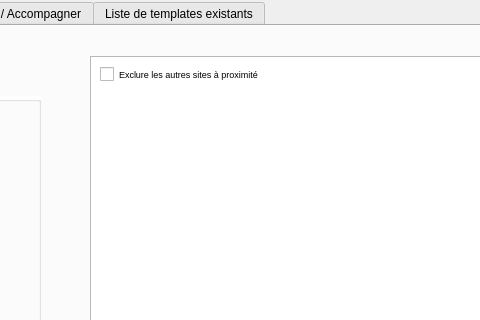
Above: map_cen_dialog_base.ui from CEN-Nouvelle-Aquitaine/MapCEN before the change; both pictures show x 342 to 822 and y 0 to 320 of the 1150 by 778 pixel window. Below: the same form after it.
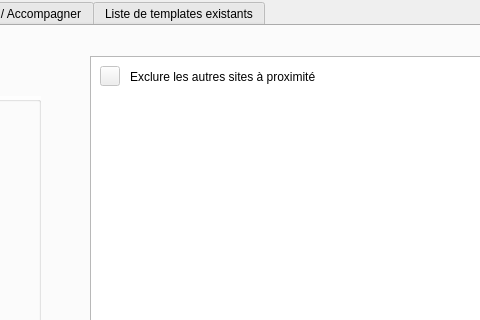
That is the form after the change. Icons and pictures are not drawn. Custom widgets are drawn as their Qt base class.

What changed in the file:
```diff
--- a/map_cen_dialog_base.ui
+++ b/map_cen_dialog_base.ui
@@ -621,27 +621,6 @@
       </size>
      </property>
     </widget>
-    <widget class="QCheckBox" name="checkBox_2">
-     <property name="geometry">
-      <rect>
-       <x>440</x>
-       <y>40</y>
-       <width>281</width>
-       <height>17</height>
-      </rect>
-     </property>
-     <property name="font">
-      <font>
-       <pointsize>7</pointsize>
-      </font>
-     </property>
-     <property name="toolTip">
-      <string/>
-     </property>
-     <property name="text">
-      <string>Exclure les autres sites à proximité</string>
-     </property>
-    </widget>
     <widget class="QCommandLinkButton" name="commandLinkButton_7">
      <property name="geometry">
       <rect>
@@ -675,6 +654,45 @@
       </size>
      </property>
     </widget>
+    <widget class="QPushButton" name="pushButton_2">
+     <property name="enabled">
+      <bool>false</bool>
+     </property>
+     <property name="geometry">
+      <rect>
+       <x>440</x>
+       <y>40</y>
+       <width>20</width>
+       <height>20</height>
+      </rect>
+     </property>
+     <property name="text">
+      <string/>
+     </property>
+     <property name="icon">
+      <iconset resource="resources.qrc">
+       <normaloff>:/plugins/map_cen/icons/refresh.png</normaloff>:/plugins/map_cen/icons/refresh.png</iconset>
+     </property>
+     <property name="iconSize">
+      <size>
+       <width>25</width>
+       <height>25</height>
+      </size>
+     </property>
+    </widget>
+    <widget class="QLabel" name="label_17">
+     <property name="geometry">
+      <rect>
+       <x>470</x>
+       <y>40</y>
+       <width>221</width>
+       <height>21</height>
+      </rect>
+     </property>
+     <property name="text">
+      <string>Exclure les autres sites à proximité</string>
+     </property>
+    </widget>
     <zorder>graphicsView</zorder>
     <zorder>groupBox_5</zorder>
     <zorder>groupBox_2</zorder>
@@ -684,8 +702,9 @@
     <zorder>label_9</zorder>
     <zorder>label_10</zorder>
     <zorder>commandLinkButton_3</zorder>
-    <zorder>checkBox_2</zorder>
     <zorder>commandLinkButton_7</zorder>
+    <zorder>pushButton_2</zorder>
+    <zorder>label_17</zorder>
    </widget>
    <widget class="QWidget" name="tab_2">
     <attribute name="title">
```
